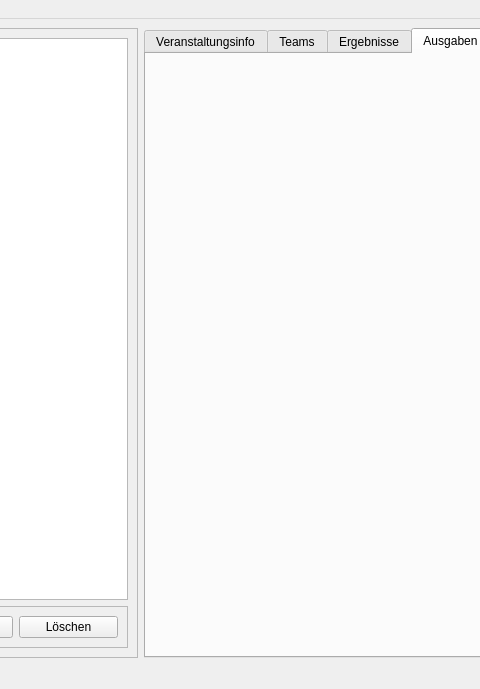
Old version of the form mainwindow.ui in the repository uoul/Obelus; both pictures show x 115 to 595 and y 0 to 689 of the 1201 by 689 pixel window.
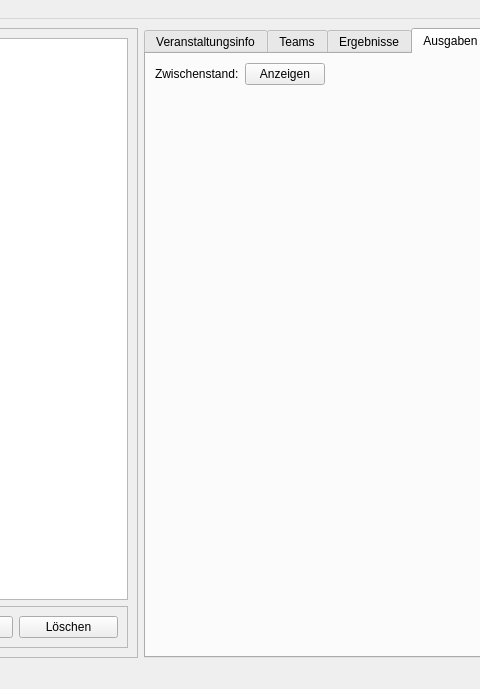
New version of the form. The open tabs and pages were chosen to show the change. Icons and pictures are not drawn.

The edit to the form file:
```diff
--- a/mainwindow.ui
+++ b/mainwindow.ui
@@ -575,6 +575,39 @@
        <attribute name="title">
         <string>Ausgaben</string>
        </attribute>
+       <layout class="QHBoxLayout" name="horizontalLayout_5">
+        <item>
+         <layout class="QFormLayout" name="formLayout_5">
+          <item row="0" column="0">
+           <widget class="QLabel" name="label_showIntermediateResult">
+            <property name="text">
+             <string>Zwischenstand:</string>
+            </property>
+           </widget>
+          </item>
+          <item row="0" column="1">
+           <widget class="QPushButton" name="pushButton_showIntermediateResult">
+            <property name="text">
+             <string>Anzeigen</string>
+            </property>
+           </widget>
+          </item>
+         </layout>
+        </item>
+        <item>
+         <spacer name="horizontalSpacer_2">
+          <property name="orientation">
+           <enum>Qt::Horizontal</enum>
+          </property>
+          <property name="sizeHint" stdset="0">
+           <size>
+            <width>709</width>
+            <height>20</height>
+           </size>
+          </property>
+         </spacer>
+        </item>
+       </layout>
       </widget>
      </widget>
     </item>
```
Left out of the diff: 2 changed lines with no effect on the pictures.
